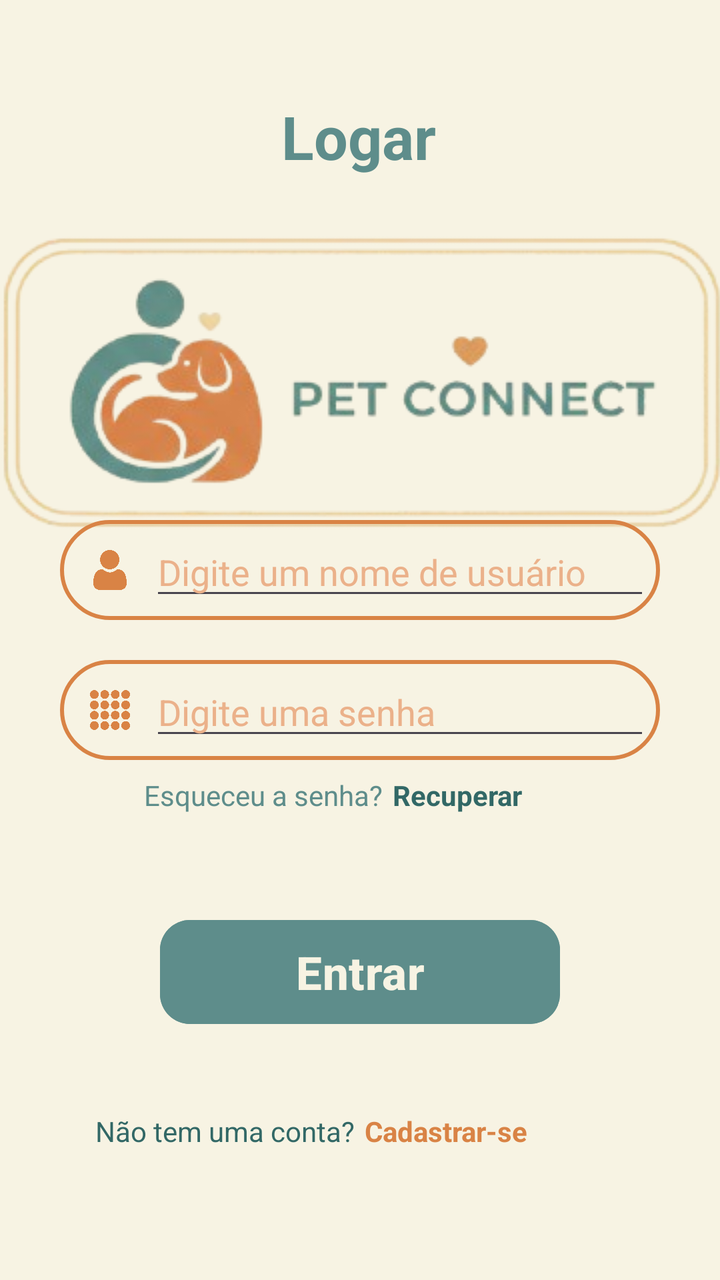
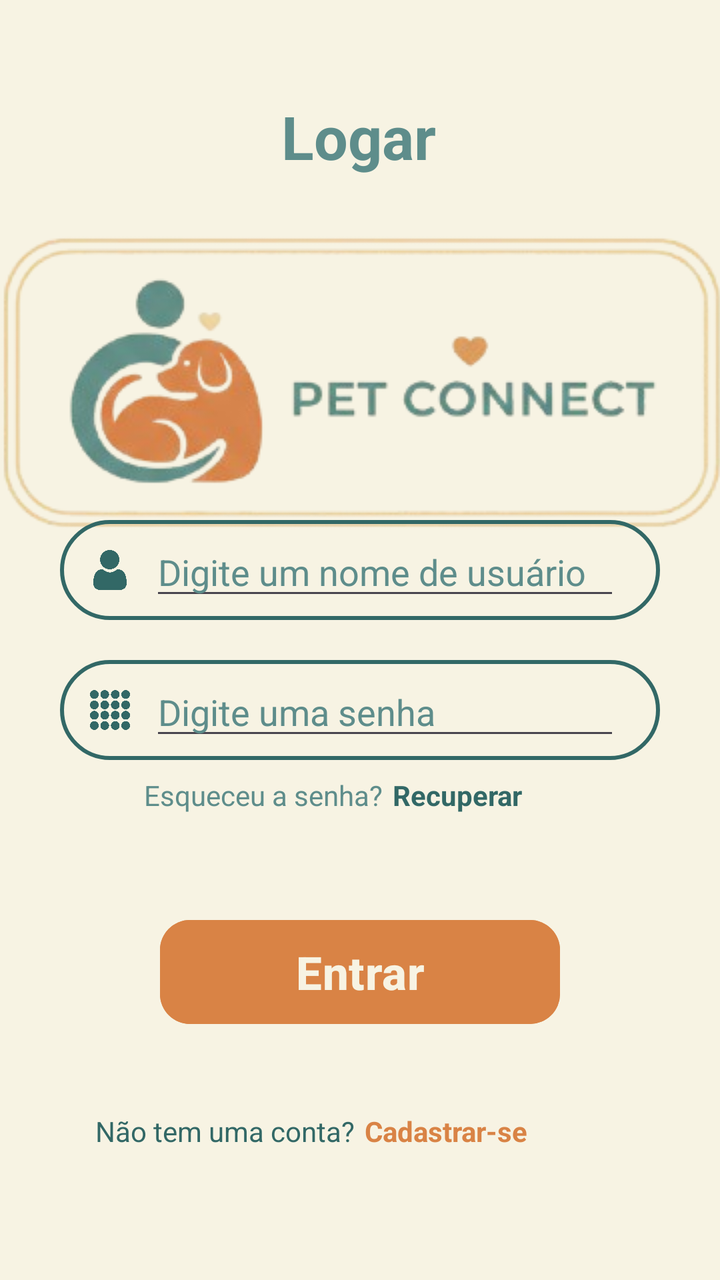

An Android layout rendered at two revisions. The XML below is the earlier revision; the diff shows what the commit changed to produce the second picture.
<!-- AndroidManifest.xml: application theme Theme.Android -->
<!-- res/layout/activity_login.xml -->
<?xml version="1.0" encoding="utf-8"?>
<androidx.constraintlayout.widget.ConstraintLayout xmlns:android="http://schemas.android.com/apk/res/android"
    xmlns:app="http://schemas.android.com/apk/res-auto"
    xmlns:tools="http://schemas.android.com/tools"
    android:id="@+id/main"
    android:layout_width="match_parent"
    android:layout_height="match_parent"
    android:background="@color/beige"
    tools:context=".ui.LoginActivity">

    <TextView
        android:id="@+id/linkCreate_login"
        android:layout_width="wrap_content"
        android:layout_height="wrap_content"
        android:layout_marginEnd="96dp"
        android:layout_marginBottom="65dp"
        android:text="@string/textRegister"
        android:textColor="@color/orange"
        android:textStyle="bold"
        app:layout_constraintBottom_toBottomOf="parent"
        app:layout_constraintEnd_toEndOf="parent" />

    <TextView
        android:id="@+id/textView8"
        android:layout_width="wrap_content"
        android:layout_height="wrap_content"
        android:layout_marginEnd="5dp"
        android:layout_marginBottom="65dp"
        android:text="@string/textBackLogin"
        android:textColor="@color/blueDark"
        app:layout_constraintBottom_toBottomOf="parent"
        app:layout_constraintEnd_toStartOf="@+id/linkCreate_login"
        app:layout_constraintHorizontal_bias="1.0"
        app:layout_constraintStart_toStartOf="parent" />

    <Button
        android:id="@+id/btnLogin_login"
        android:layout_width="0dp"
        android:layout_height="60dp"
        android:layout_marginStart="80dp"
        android:layout_marginEnd="80dp"
        android:layout_marginBottom="40dp"
        android:backgroundTint="@color/blue"
        android:text="@string/textLogIn"
        android:textColor="@color/beige"
        android:textSize="23sp"
        android:textStyle="bold"
        app:cornerRadius="15dp"
        app:layout_constraintBottom_toTopOf="@+id/textView8"
        app:layout_constraintEnd_toEndOf="parent"
        app:layout_constraintHorizontal_bias="0.0"
        app:layout_constraintStart_toStartOf="parent" />

    <TextView
        android:id="@+id/textView7"
        android:layout_width="wrap_content"
        android:layout_height="wrap_content"
        android:layout_marginTop="48dp"
        android:text="@string/textLogin"
        android:textColor="@color/blue"
        android:textSize="30sp"
        android:textStyle="bold"
        app:layout_constraintEnd_toEndOf="parent"
        app:layout_constraintHorizontal_bias="0.498"
        app:layout_constraintStart_toStartOf="parent"
        app:layout_constraintTop_toTopOf="parent" />

    <ImageView
        android:id="@+id/imageView7"
        android:layout_width="384dp"
        android:layout_height="206dp"
        android:scaleType="center"
        app:layout_constraintBottom_toTopOf="@+id/linearLayout"
        app:layout_constraintEnd_toEndOf="parent"
        app:layout_constraintHorizontal_bias="0.481"
        app:layout_constraintStart_toStartOf="parent"
        app:layout_constraintTop_toBottomOf="@+id/textView7"
        app:layout_constraintVertical_bias="0.0"
        app:srcCompat="@drawable/img_logo_straight" />

    <LinearLayout
        android:id="@+id/linearLayout"
        android:layout_width="0dp"
        android:layout_height="wrap_content"
        android:layout_marginStart="30dp"
        android:layout_marginEnd="30dp"
        android:layout_marginBottom="76dp"
        android:orientation="vertical"
        app:layout_constraintBottom_toTopOf="@+id/btnLogin_login"
        app:layout_constraintEnd_toEndOf="parent"
        app:layout_constraintHorizontal_bias="0.0"
        app:layout_constraintStart_toStartOf="parent">

        <LinearLayout
            android:layout_width="match_parent"
            android:layout_height="wrap_content"
            android:layout_marginBottom="20dp"
            android:background="@drawable/br_input_orange"
            android:orientation="horizontal"
            android:padding="5dp">

            <ImageView
                android:id="@+id/imageView5"
                android:layout_width="40dp"
                android:layout_height="40dp"
                android:layout_weight="0"
                android:padding="10dp"
                android:tint="@color/orange"
                app:srcCompat="@drawable/ic_user" />

            <EditText
                android:id="@+id/txUser_login"
                android:layout_width="wrap_content"
                android:layout_height="40dp"
                android:layout_weight="1"
                android:ems="10"
                android:hint="@string/textInputUser"
                android:inputType="text"
                android:textColor="@color/orange"
                android:textColorHint="@color/orangeLight" />
        </LinearLayout>

        <LinearLayout
            android:layout_width="match_parent"
            android:layout_height="wrap_content"
            android:background="@drawable/br_input_orange"
            android:orientation="horizontal"
            android:padding="5dp">

            <ImageView
                android:id="@+id/imageView5"
                android:layout_width="40dp"
                android:layout_height="40dp"
                android:layout_weight="0"
                android:padding="10dp"
                android:tint="@color/orange"
                app:srcCompat="@drawable/ic_password" />

            <EditText
                android:id="@+id/txPassword_login"
                android:layout_width="wrap_content"
                android:layout_height="40dp"
                android:layout_weight="1"
                android:ems="10"
                android:hint="@string/textInputPassword"
                android:inputType="text"
                android:textColor="@color/orange"
                android:textColorHint="@color/orangeLight" />
        </LinearLayout>

    </LinearLayout>

    <TextView
        android:id="@+id/textView9"
        android:layout_width="wrap_content"
        android:layout_height="wrap_content"
        android:layout_marginStart="72dp"
        android:layout_marginTop="8dp"
        android:text="@string/textForgetPassword"
        android:textColor="@color/blue"
        app:layout_constraintStart_toStartOf="parent"
        app:layout_constraintTop_toBottomOf="@+id/linearLayout" />

    <TextView
        android:id="@+id/linkPassword_login"
        android:layout_width="wrap_content"
        android:layout_height="wrap_content"
        android:layout_marginStart="5dp"
        android:layout_marginTop="8dp"
        android:text="@string/textLinkForgetPassword"
        android:textColor="@color/blueDark"
        android:textStyle="bold"
        app:layout_constraintStart_toEndOf="@+id/textView9"
        app:layout_constraintTop_toBottomOf="@+id/linearLayout" />

</androidx.constraintlayout.widget.ConstraintLayout>
<!-- resources referenced by this layout -->
<resources>
  <color name="beige">#F7F3E3</color>
  <color name="blue">#5E8D8B</color>
  <color name="blueDark">#326866</color>
  <color name="orange">#D98345</color>
  <color name="orangeLight">#EBB18A</color>
  <!-- drawable br_input_orange (drawable) -->
  <?xml version="1.0" encoding="utf-8"?>
  <shape xmlns:android="http://schemas.android.com/apk/res/android"
      android:shape="rectangle">
  
      <stroke
          android:width="2dp"
          android:color="#D98345" />
      <corners android:radius="50dp"/>
  </shape>
  <!-- drawable ic_password: png bitmap (drawable, 80617 bytes) -->
  <!-- drawable ic_user: png bitmap (drawable, 40251 bytes) -->
  <!-- drawable img_logo_straight: png bitmap (drawable, 63200 bytes) -->
  <string name="textBackLogin">Não tem uma conta?</string>
  <string name="textForgetPassword">Esqueceu a senha?</string>
  <string name="textInputPassword">Digite uma senha</string>
  <string name="textInputUser">Digite um nome de usuário</string>
  <string name="textLinkForgetPassword">Recuperar</string>
  <string name="textLogIn">Entrar</string>
  <string name="textLogin">Logar</string>
  <string name="textRegister">Cadastrar-se</string>
  <style name="Theme.Android" parent="Base.Theme.Android" />
  <style name="Base.Theme.Android" parent="Theme.Material3.DayNight.NoActionBar">
          
          
      </style>
</resources>

<!-- the commit's change to res/layout/activity_login.xml (unified diff, before → after) -->
@@ -40,7 +40,7 @@
         android:layout_marginStart="80dp"
         android:layout_marginEnd="80dp"
         android:layout_marginBottom="40dp"
-        android:backgroundTint="@color/blue"
+        android:backgroundTint="@color/orange"
         android:text="@string/textLogIn"
         android:textColor="@color/beige"
         android:textSize="23sp"
@@ -95,7 +95,7 @@
             android:layout_width="match_parent"
             android:layout_height="wrap_content"
             android:layout_marginBottom="20dp"
-            android:background="@drawable/br_input_orange"
+            android:background="@drawable/bg_input_blue"
             android:orientation="horizontal"
             android:padding="5dp">
 
@@ -105,25 +105,26 @@
                 android:layout_height="40dp"
                 android:layout_weight="0"
                 android:padding="10dp"
-                android:tint="@color/orange"
+                android:tint="@color/blueDark"
                 app:srcCompat="@drawable/ic_user" />
 
             <EditText
                 android:id="@+id/txUser_login"
                 android:layout_width="wrap_content"
                 android:layout_height="40dp"
+                android:layout_marginRight="15dp"
                 android:layout_weight="1"
                 android:ems="10"
                 android:hint="@string/textInputUser"
                 android:inputType="text"
                 android:textColor="@color/orange"
-                android:textColorHint="@color/orangeLight" />
+                android:textColorHint="@color/blue" />
         </LinearLayout>
 
         <LinearLayout
             android:layout_width="match_parent"
             android:layout_height="wrap_content"
-            android:background="@drawable/br_input_orange"
+            android:background="@drawable/bg_input_blue"
             android:orientation="horizontal"
             android:padding="5dp">
 
@@ -133,19 +134,20 @@
                 android:layout_height="40dp"
                 android:layout_weight="0"
                 android:padding="10dp"
-                android:tint="@color/orange"
+                android:tint="@color/blueDark"
                 app:srcCompat="@drawable/ic_password" />
 
             <EditText
                 android:id="@+id/txPassword_login"
                 android:layout_width="wrap_content"
                 android:layout_height="40dp"
+                android:layout_marginRight="15dp"
                 android:layout_weight="1"
                 android:ems="10"
                 android:hint="@string/textInputPassword"
                 android:inputType="text"
                 android:textColor="@color/orange"
-                android:textColorHint="@color/orangeLight" />
+                android:textColorHint="@color/blue" />
         </LinearLayout>
 
     </LinearLayout>
<!-- resource entries referenced after the edit -->
@@ -4,15 +4,14 @@
   <color name="blue">#5E8D8B</color>
   <color name="blueDark">#326866</color>
   <color name="orange">#D98345</color>
-  <color name="orangeLight">#EBB18A</color>
-  <!-- drawable br_input_orange (drawable) -->
+  <!-- drawable bg_input_blue (drawable) -->
   <?xml version="1.0" encoding="utf-8"?>
   <shape xmlns:android="http://schemas.android.com/apk/res/android"
       android:shape="rectangle">
   
       <stroke
           android:width="2dp"
-          android:color="#D98345" />
+          android:color="#326866" />
       <corners android:radius="50dp"/>
   </shape>
   <!-- drawable ic_password: png bitmap (drawable, 80617 bytes) -->
